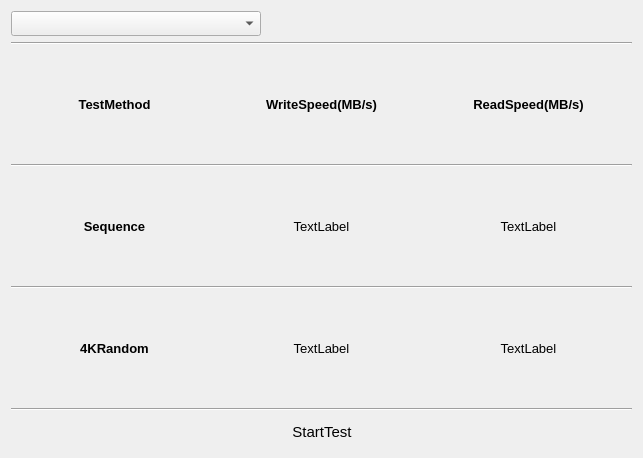
This is BLHardwareScaner/BLHardwareScaner/Ui/TestItem/DiskSpeed.ui in BurnellLiu/LiuProject as Qt 5 draws it before an edit. The edited form follows.
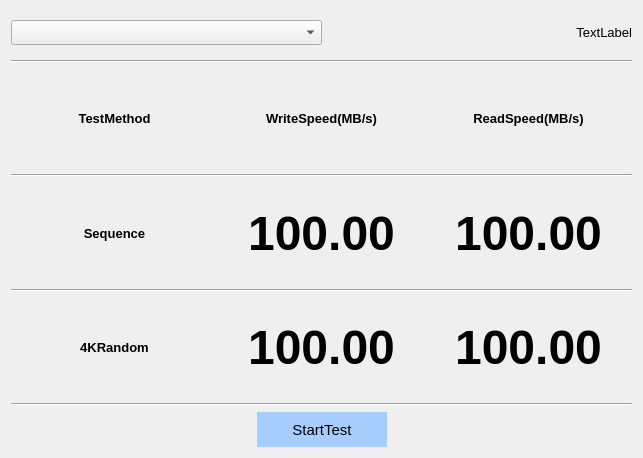
This is the edited form.

Commit message: Disk Speed Test 完善

```diff
--- a/BLHardwareScaner/BLHardwareScaner/Ui/TestItem/DiskSpeed.ui
+++ b/BLHardwareScaner/BLHardwareScaner/Ui/TestItem/DiskSpeed.ui
@@ -23,7 +23,10 @@
    <item>
     <layout class="QVBoxLayout" name="verticalLayout_2" stretch="1,8,1">
      <item>
-      <layout class="QHBoxLayout" name="horizontalLayout_4">
+      <layout class="QHBoxLayout" name="horizontalLayout_4" stretch="1,1">
+       <property name="spacing">
+        <number>0</number>
+       </property>
        <item>
         <widget class="QComboBox" name="comboBoxDiskList">
          <property name="minimumSize">
@@ -40,17 +43,17 @@
         </widget>
        </item>
        <item>
-        <spacer name="horizontalSpacer">
-         <property name="orientation">
-          <enum>Qt::Horizontal</enum>
+        <widget class="QLabel" name="labelTestState">
+         <property name="layoutDirection">
+          <enum>Qt::LeftToRight</enum>
          </property>
-         <property name="sizeHint" stdset="0">
-          <size>
-           <width>40</width>
-           <height>20</height>
-          </size>
+         <property name="text">
+          <string>TextLabel</string>
          </property>
-        </spacer>
+         <property name="alignment">
+          <set>Qt::AlignRight|Qt::AlignTrailing|Qt::AlignVCenter</set>
+         </property>
+        </widget>
        </item>
       </layout>
      </item>
@@ -169,14 +172,16 @@
           <widget class="QLabel" name="labelSeqWSpeed">
            <property name="font">
             <font>
-             <pointsize>10</pointsize>
+             <pointsize>36</pointsize>
+             <weight>75</weight>
+             <bold>true</bold>
             </font>
            </property>
            <property name="layoutDirection">
             <enum>Qt::LeftToRight</enum>
            </property>
            <property name="text">
-            <string>TextLabel</string>
+            <string>100.00</string>
            </property>
            <property name="alignment">
             <set>Qt::AlignCenter</set>
@@ -187,14 +192,16 @@
           <widget class="QLabel" name="labelSeqRSpeed">
            <property name="font">
             <font>
-             <pointsize>10</pointsize>
+             <pointsize>36</pointsize>
+             <weight>75</weight>
+             <bold>true</bold>
             </font>
            </property>
            <property name="layoutDirection">
             <enum>Qt::LeftToRight</enum>
            </property>
            <property name="text">
-            <string>TextLabel</string>
+            <string>100.00</string>
            </property>
            <property name="alignment">
             <set>Qt::AlignCenter</set>
@@ -239,14 +246,16 @@
           <widget class="QLabel" name="label4KRandWSpeed">
            <property name="font">
             <font>
-             <pointsize>10</pointsize>
+             <pointsize>36</pointsize>
+             <weight>75</weight>
+             <bold>true</bold>
             </font>
            </property>
            <property name="layoutDirection">
             <enum>Qt::LeftToRight</enum>
            </property>
            <property name="text">
-            <string>TextLabel</string>
+            <string>100.00</string>
            </property>
            <property name="alignment">
             <set>Qt::AlignCenter</set>
@@ -257,14 +266,16 @@
           <widget class="QLabel" name="label4KRandRSpeed">
            <property name="font">
             <font>
-             <pointsize>10</pointsize>
+             <pointsize>36</pointsize>
+             <weight>75</weight>
+             <bold>true</bold>
             </font>
            </property>
            <property name="layoutDirection">
             <enum>Qt::LeftToRight</enum>
            </property>
            <property name="text">
-            <string>TextLabel</string>
+            <string>100.00</string>
            </property>
            <property name="alignment">
             <set>Qt::AlignCenter</set>
@@ -307,8 +318,8 @@
          </property>
          <property name="minimumSize">
           <size>
-           <width>100</width>
-           <height>30</height>
+           <width>130</width>
+           <height>35</height>
           </size>
          </property>
          <property name="font">
@@ -320,6 +331,7 @@
           <string notr="true">QPushButton#pushButtonTest
 {
 	border-style: none;
+    background-color: rgb(167, 205, 255)
 }
 QPushButton#pushButtonTest:hover
 {
```
Left out of the diff: 2 changed lines with no effect on the pictures. The commit also changes 7 other files.
